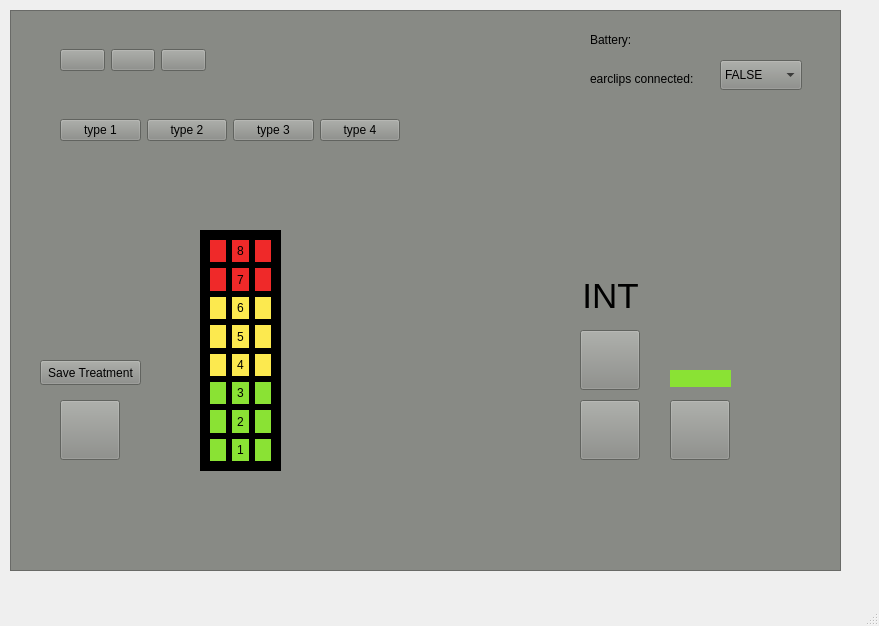
This is src/mainwindow.ui in tjpieroni/COMP3004_Project_W22 as Qt 5 draws it before an edit. The edited form follows.
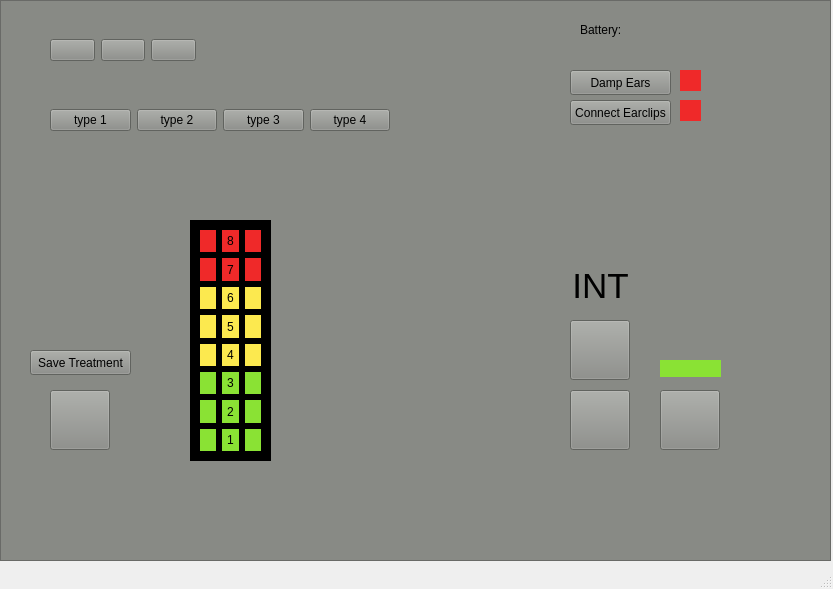
This is the edited form. Icons and pictures are not drawn.

Patch:
```diff
--- a/src/mainwindow.ui
+++ b/src/mainwindow.ui
@@ -6,8 +6,8 @@
    <rect>
     <x>0</x>
     <y>0</y>
-    <width>879</width>
-    <height>626</height>
+    <width>833</width>
+    <height>589</height>
    </rect>
   </property>
   <property name="windowTitle">
@@ -17,8 +17,8 @@
    <widget class="QFrame" name="frame">
     <property name="geometry">
      <rect>
-      <x>10</x>
-      <y>10</y>
+      <x>0</x>
+      <y>0</y>
       <width>831</width>
       <height>561</height>
      </rect>
@@ -604,51 +604,6 @@
       <string>Battery: </string>
      </property>
     </widget>
-    <widget class="QLabel" name="label_18">
-     <property name="geometry">
-      <rect>
-       <x>580</x>
-       <y>60</y>
-       <width>121</width>
-       <height>17</height>
-      </rect>
-     </property>
-     <property name="text">
-      <string>earclips connected:</string>
-     </property>
-    </widget>
-    <widget class="QComboBox" name="earclipsConnected">
-     <property name="geometry">
-      <rect>
-       <x>710</x>
-       <y>50</y>
-       <width>82</width>
-       <height>30</height>
-      </rect>
-     </property>
-     <property name="minimumSize">
-      <size>
-       <width>82</width>
-       <height>30</height>
-      </size>
-     </property>
-     <property name="maximumSize">
-      <size>
-       <width>82</width>
-       <height>30</height>
-      </size>
-     </property>
-     <item>
-      <property name="text">
-       <string>FALSE</string>
-      </property>
-     </item>
-     <item>
-      <property name="text">
-       <string>TRUE</string>
-      </property>
-     </item>
-    </widget>
     <widget class="QPushButton" name="saveBtn">
      <property name="geometry">
       <rect>
@@ -662,6 +617,64 @@
       <string>Save Treatment</string>
      </property>
     </widget>
+    <widget class="QPushButton" name="DampenEars">
+     <property name="geometry">
+      <rect>
+       <x>570</x>
+       <y>70</y>
+       <width>101</width>
+       <height>25</height>
+      </rect>
+     </property>
+     <property name="text">
+      <string>Damp Ears</string>
+     </property>
+    </widget>
+    <widget class="QPushButton" name="ConnectEarclips">
+     <property name="geometry">
+      <rect>
+       <x>570</x>
+       <y>100</y>
+       <width>101</width>
+       <height>25</height>
+      </rect>
+     </property>
+     <property name="text">
+      <string>Connect Earclips</string>
+     </property>
+    </widget>
+    <widget class="QLabel" name="EarclipsConnected">
+     <property name="geometry">
+      <rect>
+       <x>680</x>
+       <y>100</y>
+       <width>21</width>
+       <height>21</height>
+      </rect>
+     </property>
+     <property name="styleSheet">
+      <string notr="true">background-color: rgb(239, 41, 41);</string>
+     </property>
+     <property name="text">
+      <string/>
+     </property>
+    </widget>
+    <widget class="QLabel" name="EarsDampened">
+     <property name="geometry">
+      <rect>
+       <x>680</x>
+       <y>70</y>
+       <width>21</width>
+       <height>21</height>
+      </rect>
+     </property>
+     <property name="styleSheet">
+      <string notr="true">background-color: rgb(239, 41, 41);</string>
+     </property>
+     <property name="text">
+      <string/>
+     </property>
+    </widget>
    </widget>
   </widget>
   <widget class="QMenuBar" name="menubar">
```
Left out of the diff: 2 changed lines with no effect on the pictures.
